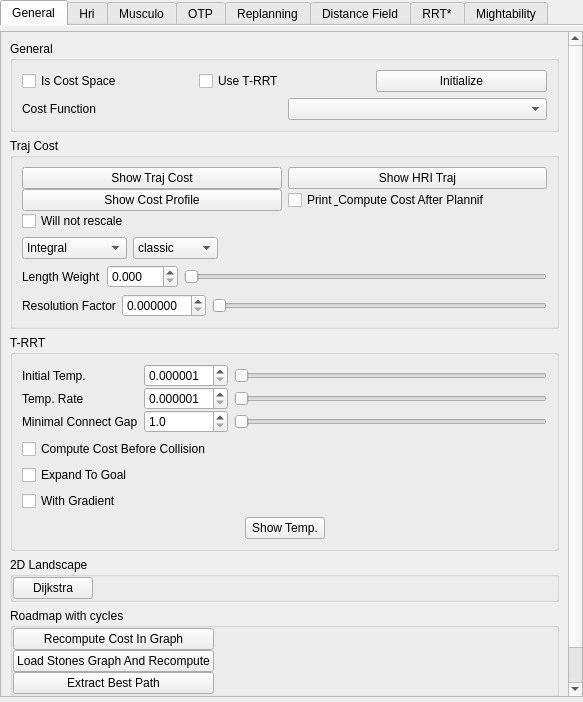
Before: the Qt Designer form src/move3d-qt-gui-libs/src/qtMainInterface/sideWidgets/qtCost.ui in jmainpri/move3d-studio, drawn with Qt 5.
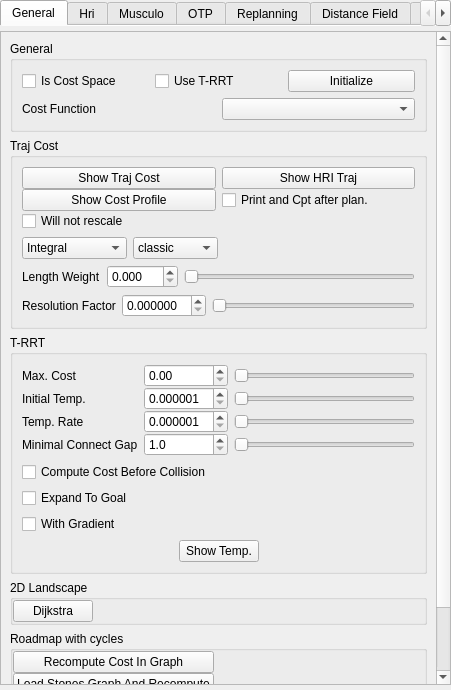
After: the same form once the commit is applied. The open tabs and pages were chosen to show the change. Custom widgets are drawn as their Qt base class.

Commit message: [move3d-qt-gui] small modifs to the gui

Patch:
```diff
--- a/src/move3d-qt-gui-libs/src/qtMainInterface/sideWidgets/qtCost.ui
+++ b/src/move3d-qt-gui-libs/src/qtMainInterface/sideWidgets/qtCost.ui
@@ -6,8 +6,8 @@
    <rect>
     <x>0</x>
     <y>0</y>
-    <width>583</width>
-    <height>702</height>
+    <width>451</width>
+    <height>690</height>
    </rect>
   </property>
   <property name="windowTitle">
@@ -57,9 +57,9 @@
           <property name="geometry">
            <rect>
             <x>0</x>
-            <y>0</y>
-            <width>566</width>
-            <height>794</height>
+            <y>-124</y>
+            <width>434</width>
+            <height>819</height>
            </rect>
           </property>
           <layout class="QVBoxLayout" name="verticalLayout">
@@ -167,7 +167,7 @@
                  <item row="1" column="1">
                   <widget class="QCheckBox" name="checkBoxPrintAndComputeCostAfterPlannif">
                    <property name="text">
-                    <string>Print &amp; Compute Cost After Plannif</string>
+                    <string>Print and Cpt after plan.</string>
                    </property>
                   </widget>
                  </item>
@@ -315,68 +315,68 @@
                 <property name="verticalSpacing">
                  <number>0</number>
                 </property>
-                <item row="0" column="0">
+                <item row="1" column="0">
                  <widget class="QLabel" name="label_6">
                   <property name="text">
                    <string>Initial Temp.</string>
                   </property>
                  </widget>
                 </item>
-                <item row="0" column="1">
+                <item row="1" column="1">
                  <widget class="QDoubleSpinBox" name="doubleSpinBoxInitTemp">
                   <property name="decimals">
                    <number>6</number>
                   </property>
                   <property name="minimum">
-                   <double>0.000001</double>
+                   <double>0.000001000000000</double>
                   </property>
                   <property name="maximum">
-                   <double>10.000000</double>
+                   <double>10.000000000000000</double>
                   </property>
                  </widget>
                 </item>
-                <item row="0" column="2">
+                <item row="1" column="2">
                  <widget class="QSlider" name="horizontalSliderInitTemp">
                   <property name="orientation">
                    <enum>Qt::Horizontal</enum>
                   </property>
                  </widget>
                 </item>
-                <item row="1" column="0">
+                <item row="2" column="0">
                  <widget class="QLabel" name="label_7">
                   <property name="text">
                    <string>Temp. Rate</string>
                   </property>
                  </widget>
                 </item>
-                <item row="1" column="1">
+                <item row="2" column="1">
                  <widget class="QDoubleSpinBox" name="doubleSpinBoxTempRate">
                   <property name="decimals">
                    <number>6</number>
                   </property>
                   <property name="minimum">
-                   <double>0.000001</double>
+                   <double>0.000001000000000</double>
                   </property>
                   <property name="maximum">
-                   <double>1</double>
+                   <double>1.000000000000000</double>
                   </property>
                  </widget>
                 </item>
-                <item row="1" column="2">
+                <item row="2" column="2">
                  <widget class="QSlider" name="horizontalSliderTempRate">
                   <property name="orientation">
                    <enum>Qt::Horizontal</enum>
                   </property>
                  </widget>
                 </item>
-                <item row="2" column="0">
+                <item row="3" column="0">
                  <widget class="QLabel" name="label_29">
                   <property name="text">
                    <string>Minimal Connect Gap</string>
                   </property>
                  </widget>
                 </item>
-                <item row="2" column="1">
+                <item row="3" column="1">
                  <widget class="QDoubleSpinBox" name="doubleSpinBoxMinConnectGap">
                   <property name="decimals">
                    <number>1</number>
@@ -389,13 +389,34 @@
                   </property>
                  </widget>
                 </item>
-                <item row="2" column="2">
+                <item row="3" column="2">
                  <widget class="QSlider" name="horizontalSliderMinConnectGap">
                   <property name="orientation">
                    <enum>Qt::Horizontal</enum>
                   </property>
                  </widget>
                 </item>
+                <item row="0" column="0">
+                 <widget class="QLabel" name="label_3">
+                  <property name="text">
+                   <string>Max. Cost</string>
+                  </property>
+                 </widget>
+                </item>
+                <item row="0" column="1">
+                 <widget class="QDoubleSpinBox" name="doubleSpinBoxMaxCost">
+                  <property name="maximum">
+                   <double>10000.000000000000000</double>
+                  </property>
+                 </widget>
+                </item>
+                <item row="0" column="2">
+                 <widget class="QSlider" name="horizontalSliderMaxCost">
+                  <property name="orientation">
+                   <enum>Qt::Horizontal</enum>
+                  </property>
+                 </widget>
+                </item>
                </layout>
               </item>
               <item>
```
Left out of the diff: 2 changed lines with no effect on the pictures. The commit also changes 5 other files.
